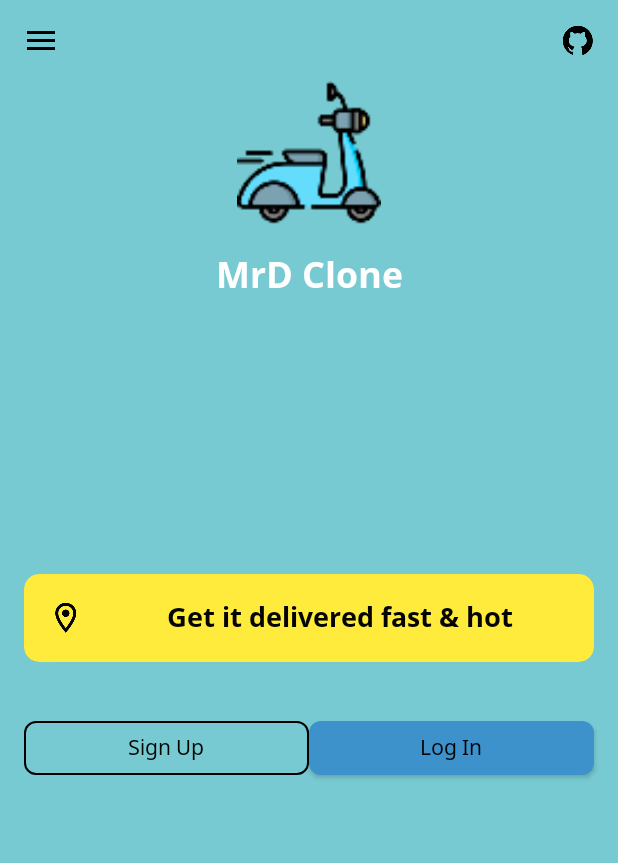
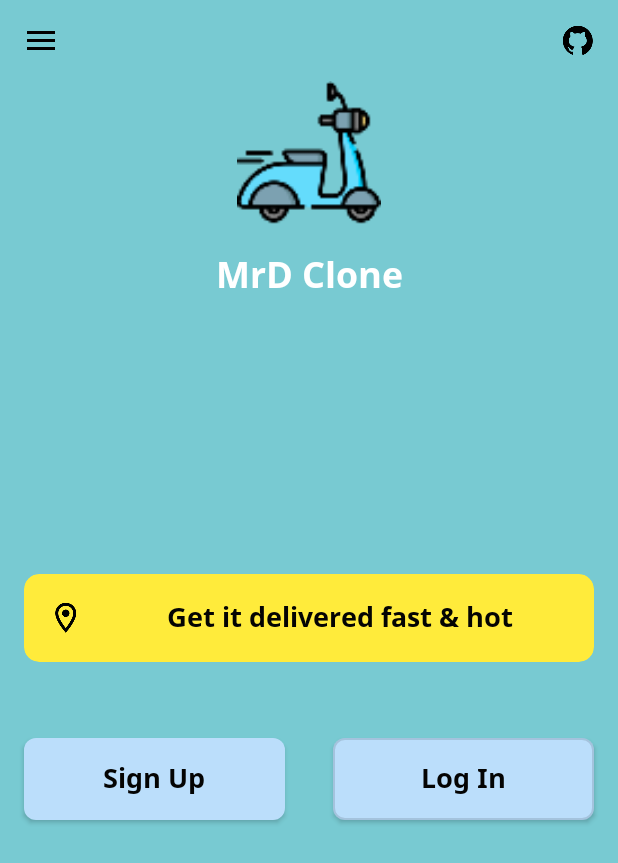
Before and after one commit to lesedipitsi123/mrdfoodclone, an Android app: the screen it shows after launch (MainActivity), on a phone screen of 412 x 824 dp. Shown: the top 863 px of the screen. Run offline under Robolectric (Android 15) with nearby library versions, the phone set to English and light mode, and no system bars.

Commit message:
Updated Map UI

```diff
--- a/app/build.gradle
+++ b/app/build.gradle
@@ -32,8 +32,10 @@ dependencies {
     testImplementation 'junit:junit:4.12'
     androidTestImplementation 'androidx.test.ext:junit:1.1.0'
     androidTestImplementation 'androidx.test.espresso:espresso-core:3.1.1'
-    implementation 'com.google.android.material:material:1.1.0'
-    compile 'com.google.android.gms:play-services-maps:17.0.0'
+    implementation 'com.google.android.material:material:1.0.0'
+    implementation 'androidx.legacy:legacy-support-v4:1.0.0'
+    implementation 'com.google.android.gms:play-services-maps:17.0.0'
+    implementation 'com.google.android.gms:play-services-location:17.0.0'
     implementation 'com.github.bumptech.glide:glide:4.11.0'
     annotationProcessor 'com.github.bumptech.glide:compiler:4.11.0'
 }
--- a/app/src/main/AndroidManifest.xml
+++ b/app/src/main/AndroidManifest.xml
@@ -6,6 +6,7 @@
 
     <dist:module dist:instant="true" />
     <uses-permission android:name="android.permission.ACCESS_COARSE_LOCATION" />
+    <uses-permission android:name="android.permission.ACCESS_BACKGROUND_LOCATION" />
     <uses-permission android:name="android.permission.INTERNET" />
 
     <application
--- a/app/src/main/java/apps/studios/bt/mrdfoodclone/MainActivity.kt
+++ b/app/src/main/java/apps/studios/bt/mrdfoodclone/MainActivity.kt
@@ -1,12 +1,18 @@
 package apps.studios.bt.mrdfoodclone
 
+import android.content.Intent
+import android.os.Bundle
 import androidx.appcompat.app.AppCompatActivity
-import android.os.Bundle
+import kotlinx.android.synthetic.main.activity_main.*
 
 class MainActivity : AppCompatActivity() {
 
     override fun onCreate(savedInstanceState: Bundle?) {
         super.onCreate(savedInstanceState)
         setContentView(R.layout.activity_main)
+
+        deliver.setOnClickListener {
+            startActivity(Intent(this, MapActivity::class.java))
+        }
     }
 }
--- a/app/src/main/res/layout/activity_main.xml
+++ b/app/src/main/res/layout/activity_main.xml
@@ -59,7 +59,10 @@
         android:layout_height="wrap_content"
         android:layout_marginStart="@dimen/dimen_16_dp"
         android:layout_marginEnd="16dp"
+        android:clickable="true"
         android:elevation="@dimen/dimen_8_dp"
+        android:focusable="true"
+        android:foreground="?selectableItemBackgroundBorderless"
         app:cardBackgroundColor="@color/material_yellow_500"
         app:cardCornerRadius="@dimen/dimen_10_dp"
         app:contentPadding="@dimen/dimen_16_dp"
@@ -84,37 +87,49 @@
 
     <com.google.android.material.button.MaterialButton
         android:id="@+id/signUp"
-        style="@style/Widget.MaterialComponents.Button.OutlinedButton"
         android:layout_width="@dimen/dimen_0_dp"
         android:layout_height="wrap_content"
-        android:layout_marginStart="@dimen/dimen_16_dp"
+        android:layout_margin="@dimen/dimen_16_dp"
+        android:elevation="@dimen/dimen_2_dp"
+        android:padding="@dimen/dimen_14_dp"
         android:text="@string/sample_signup"
+        android:clickable="true"
+        android:focusable="true"
+        android:textAlignment="center"
         android:textAllCaps="false"
-        android:textAppearance="@style/TextAppearance.AppCompat.Button"
+        android:textAppearance="@style/TextAppearance.AppCompat.Medium"
         android:textColor="@color/rich_black"
+        android:textStyle="bold"
+        app:backgroundTint="@color/material_blue_100"
         app:cornerRadius="@dimen/dimen_8_dp"
         app:layout_constraintBottom_toBottomOf="parent"
         app:layout_constraintEnd_toStartOf="@id/logIn"
         app:layout_constraintStart_toStartOf="parent"
         app:layout_constraintTop_toBottomOf="@id/deliver"
         app:layout_constraintVertical_bias="0.1"
-        app:strokeColor="@color/black" />
+        app:rippleColor="@color/material_blue_50" />
 
     <com.google.android.material.button.MaterialButton
         android:id="@+id/logIn"
+        style="@style/Widget.MaterialComponents.Button.OutlinedButton"
         android:layout_width="@dimen/dimen_0_dp"
         android:layout_height="wrap_content"
-        android:layout_marginEnd="@dimen/dimen_16_dp"
+        android:layout_margin="@dimen/dimen_16_dp"
+        android:elevation="@dimen/dimen_2_dp"
+        android:padding="@dimen/dimen_14_dp"
         android:text="@string/sample_login"
+        android:textAlignment="center"
         android:textAllCaps="false"
-        android:textAppearance="@style/TextAppearance.AppCompat.Button"
+        android:textAppearance="@style/TextAppearance.AppCompat.Medium"
         android:textColor="@color/rich_black"
+        android:textStyle="bold"
+        app:backgroundTint="@color/material_blue_100"
         app:cornerRadius="@dimen/dimen_8_dp"
         app:layout_constraintBottom_toBottomOf="parent"
         app:layout_constraintEnd_toEndOf="parent"
         app:layout_constraintStart_toEndOf="@id/signUp"
         app:layout_constraintTop_toBottomOf="@id/deliver"
         app:layout_constraintVertical_bias="0.1"
-        app:strokeColor="@color/black" />
+        app:rippleColor="@color/material_blue_50" />
 
 </androidx.constraintlayout.widget.ConstraintLayout>
--- a/app/src/main/res/values/strings.xml
+++ b/app/src/main/res/values/strings.xml
@@ -91,6 +91,6 @@
     <string name="sample_location">Location</string>
     <string name="sample_save_location">Save Location</string>
     <string name="loading">Loading…</string>
-    <string name="google_maps_error">\"Unable to resolve location.\\nCheck your network connection and try again.\"</string>
+    <string name="google_maps_error">"Unable to resolve location.\nCheck your network connection and try again."</string>
 
 </resources>
```
Also changed, not shown: app/src/main/java/apps/studios/bt/mrdfoodclone/MapActivity.kt (+59 -24 lines), app/src/main/res/layout/activity_map.xml (+13 -18 lines).
